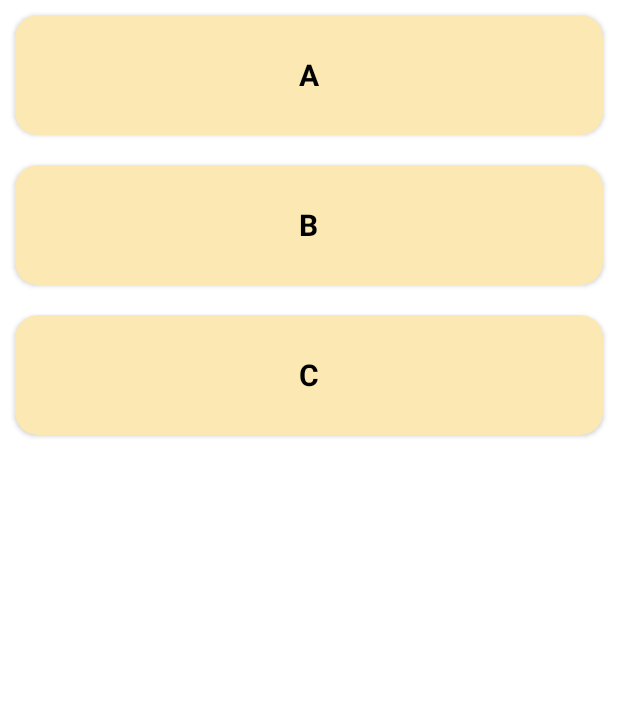
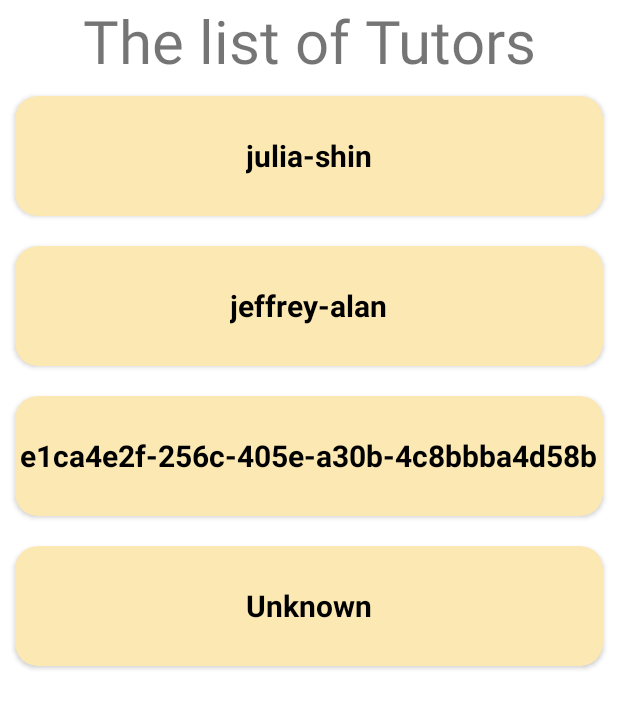
Before and after one commit to dogtim/AmazingTalkerAssessment, an Android app: the screen it shows after launch (MainActivity), on a phone screen of 412 x 824 dp. Shown: the top 708 px of the screen. Run offline under Robolectric (Android 15) with nearby library versions, the phone set to English and light mode, and no system bars.

Commit message:
Pass the tutor name from MainActivity

```diff
--- a/app/src/main/java/com/amazingtalker/assessment/activity/CardViewTabLayoutActivity.kt
+++ b/app/src/main/java/com/amazingtalker/assessment/activity/CardViewTabLayoutActivity.kt
@@ -1,19 +1,3 @@
-/*
- * Copyright 2018 The Android Open Source Project
- *
- * Licensed under the Apache License, Version 2.0 (the "License");
- * you may not use this file except in compliance with the License.
- * You may obtain a copy of the License at
- *
- *      http://www.apache.org/licenses/LICENSE-2.0
- *
- * Unless required by applicable law or agreed to in writing, software
- * distributed under the License is distributed on an "AS IS" BASIS,
- * WITHOUT WARRANTIES OR CONDITIONS OF ANY KIND, either express or implied.
- * See the License for the specific language governing permissions and
- * limitations under the License.
- */
-
 package com.amazingtalker.assessment.activity
 
 import android.os.Bundle
@@ -31,7 +15,7 @@ import com.google.android.material.tabs.TabLayoutMediator
 import com.google.gson.Gson
 import java.util.*
 
-const val EXTRA_MESSAGE = "com.amazingtalker.assessment.extra"
+const val EXTRA_MESSAGE_TUTOR_NAME = "com.amazingtalker.assessment.extra"
 
 class CardViewTabLayoutActivity : FragmentActivity() {
     private val TAG = CardViewTabLayoutActivity::class.qualifiedName
@@ -83,7 +67,8 @@ class CardViewTabLayoutActivity : FragmentActivity() {
 
     private fun network() {
         val queue = Volley.newRequestQueue(this)
-        val teacherName = "julia-shin"
+        val name = intent.getStringExtra(EXTRA_MESSAGE_TUTOR_NAME)
+        val teacherName = name
         val url = "https://en.amazingtalker.com/v1/guest/teachers/" + teacherName + "/schedule?started_at=" + DateUtility.getSpecial()
         Log.d(TAG, "Request url: $url")
         val stringRequest = StringRequest(
--- a/app/src/main/java/com/amazingtalker/assessment/activity/MainActivity.kt
+++ b/app/src/main/java/com/amazingtalker/assessment/activity/MainActivity.kt
@@ -26,23 +26,20 @@ import com.amazingtalker.assessment.adapter.TutorsAdapter
 import com.amazingtalker.assessment.databinding.ActivityTutorsBinding
 
 class MainActivity : FragmentActivity() {
-    private val TAG = MainActivity::class.qualifiedName
     private lateinit var adapter: TutorsAdapter
     private lateinit var binding: ActivityTutorsBinding
 
     public override fun onCreate(savedInstanceState: Bundle?) {
         super.onCreate(savedInstanceState)
         binding = ActivityTutorsBinding.inflate(layoutInflater)
-        val view = binding.root
-        setContentView(view)
+        setContentView(binding.root)
+        setupAdapter()
+    }
 
-        adapter = TutorsAdapter(listOf("A", "B", "C"))
-        binding.tutorsRecyclerView.layoutManager = LinearLayoutManager(view.context)
+    private fun setupAdapter() {
+        adapter = TutorsAdapter(listOf("julia-shin", "jeffrey-alan", "e1ca4e2f-256c-405e-a30b-4c8bbba4d58b", "Unknown"))
+        binding.tutorsRecyclerView.layoutManager = LinearLayoutManager(binding.root.context)
         binding.tutorsRecyclerView.adapter = adapter
-        // getting the recyclerview by its id
-        // this creates a vertical layout Manager
-        getActionBar()?.setDisplayHomeAsUpEnabled(true);
-
     }
 
 }
--- a/app/src/main/java/com/amazingtalker/assessment/adapter/TutorsAdapter.kt
+++ b/app/src/main/java/com/amazingtalker/assessment/adapter/TutorsAdapter.kt
@@ -6,13 +6,10 @@ import android.view.View
 import android.view.ViewGroup
 import android.widget.TextView
 import androidx.annotation.Nullable
-import androidx.core.content.ContextCompat
-import androidx.core.content.ContextCompat.startActivity
 import androidx.recyclerview.widget.RecyclerView
 import com.amazingtalker.assessment.R
 import com.amazingtalker.assessment.activity.CardViewTabLayoutActivity
-import com.amazingtalker.assessment.activity.EXTRA_MESSAGE
-import com.amazingtalker.assessment.data.Timeline
+import com.amazingtalker.assessment.activity.EXTRA_MESSAGE_TUTOR_NAME
 
 class TutorsAdapter(private val timeLines: List<String>) : RecyclerView.Adapter<RecyclerView.ViewHolder>() {
 
@@ -26,13 +23,13 @@ class TutorsAdapter(private val timeLines: List<String>) : RecyclerView.Adapter<
     // binds the list items to a view
     override fun onBindViewHolder(@Nullable holder:  RecyclerView.ViewHolder, position: Int) {
         if (holder is DesignViewHolder) {
-            val timeline = timeLines[position]
-            holder.textView.text = timeline
+            val tutorName = timeLines[position]
+            holder.textView.text = tutorName
             val context = holder.itemView.context
 
             holder.itemView.setOnClickListener {
                 val intent = Intent(context, CardViewTabLayoutActivity::class.java).apply {
-                    putExtra(EXTRA_MESSAGE, timeline)
+                    putExtra(EXTRA_MESSAGE_TUTOR_NAME, tutorName)
                 }
 
                 context.startActivity(intent)
--- a/app/src/main/res/layout/activity_tutors.xml
+++ b/app/src/main/res/layout/activity_tutors.xml
@@ -21,6 +21,13 @@
     android:orientation="vertical"
     tools:background="#FFFFFF">
 
+    <TextView
+        android:layout_width="match_parent"
+        android:layout_height="wrap_content"
+        android:text="The list of Tutors"
+        android:gravity="center"
+        android:textSize="40sp" />
+
     <androidx.recyclerview.widget.RecyclerView
         android:id="@+id/tutorsRecyclerView"
         android:layout_width="match_parent"
```
Also changed, not shown: 1 other file.
